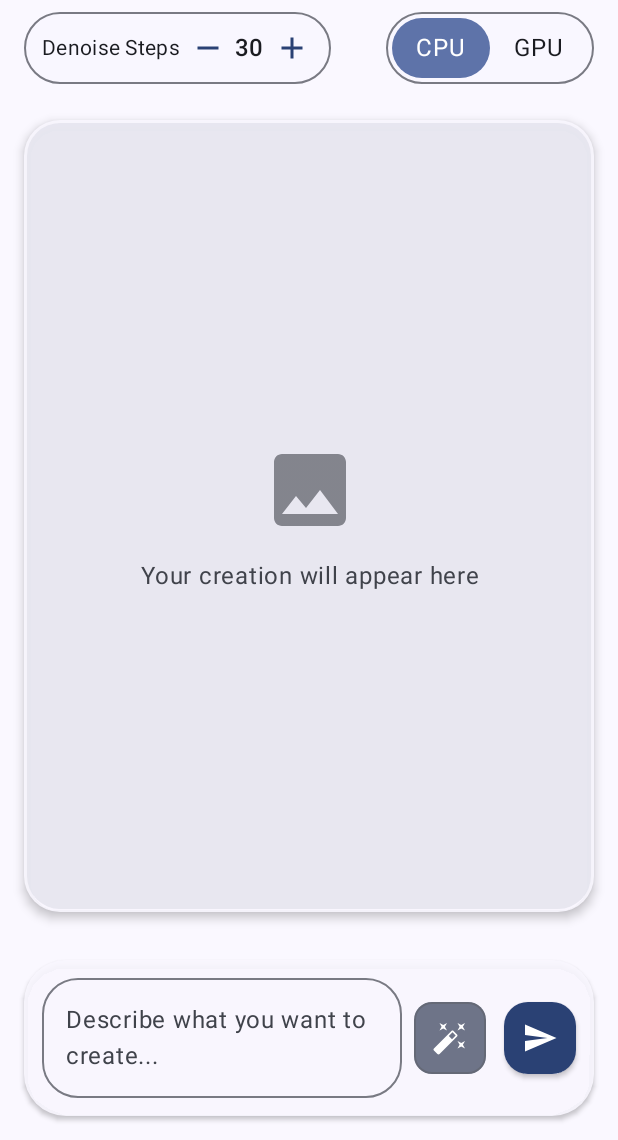
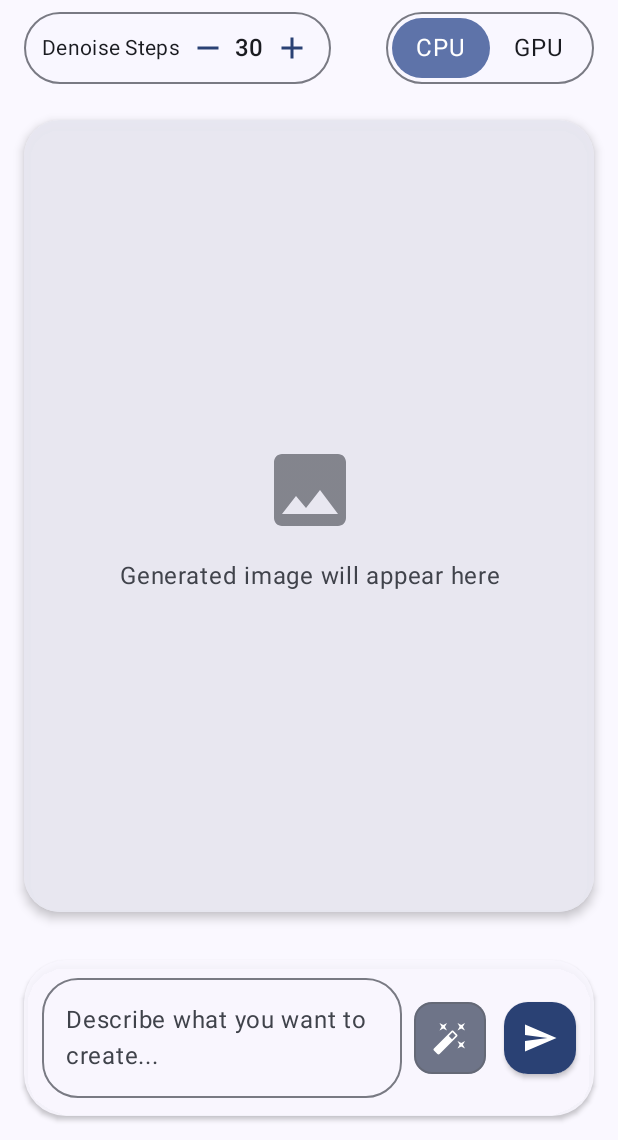
Before and after one commit to zwnkoko/Edge-Diffusion-v1.4, an Android app built with Jetpack Compose: the screen it shows after launch (MainActivity), on a phone screen of 412 x 824 dp, the part 96-1236 px from its top. Run offline under Robolectric (Android 15) with nearby library versions, the phone set to English and light mode, and no system bars.

Commit message:
refactor: Image holder into reusable component

```diff
--- a/app/src/main/java/com/example/edgediffusionv14/MainActivity.kt
+++ b/app/src/main/java/com/example/edgediffusionv14/MainActivity.kt
@@ -55,7 +55,7 @@ import androidx.compose.runtime.mutableIntStateOf
 
 import com.example.edgediffusionv14.ui.components.StepControl
 import com.example.edgediffusionv14.ui.components.SegmentedControl
-
+import com.example.edgediffusionv14.ui.components.ImageDisplay
 
 class MainActivity : ComponentActivity() {
     override fun onCreate(savedInstanceState: Bundle?) {
@@ -76,7 +76,6 @@ fun DiffusionApp() {
     var selectedProcessor by remember { mutableStateOf("CPU") }
     var denoiseSteps by remember { mutableIntStateOf(30) }
     var promptText by remember { mutableStateOf("") }
-    var isGpuEnabled by remember { mutableStateOf(false) }
     val surfaceColor = MaterialTheme.colorScheme.surface.copy(alpha = 0.9f)
 
     Scaffold(
@@ -168,35 +167,13 @@ fun DiffusionApp() {
                 elevation = CardDefaults.cardElevation(defaultElevation = 4.dp),
                 colors = CardDefaults.cardColors(containerColor = surfaceColor)
             ) {
-                Box(
-                    modifier = Modifier
-                        .fillMaxSize()
-                        .padding(2.dp)
-                        .clip(RoundedCornerShape(22.dp))
-                        .background(
-                            MaterialTheme.colorScheme.surfaceVariant.copy(alpha = 0.7f)
-                        ),
-                    contentAlignment = Alignment.Center
-                ) {
-                    Column(
-                        horizontalAlignment = Alignment.CenterHorizontally,
-                        verticalArrangement = Arrangement.Center
-                    ) {
-                        Icon(
-                            imageVector = Icons.Default.Image,
-                            contentDescription = null,
-                            modifier = Modifier.size(64.dp),
-                            tint = MaterialTheme.colorScheme.onSurfaceVariant.copy(alpha = 0.6f)
-                        )
-                        Spacer(modifier = Modifier.height(16.dp))
-                        Text(
-                            text = "Your creation will appear here",
-                            style = MaterialTheme.typography.bodyLarge,
-                            textAlign = TextAlign.Center,
-                            color = MaterialTheme.colorScheme.onSurfaceVariant
-                        )
-                    }
-                }
+                ImageDisplay(
+                    modifier = Modifier.background(
+                        MaterialTheme.colorScheme.surfaceVariant.copy(alpha = 0.7f)
+                    ),
+                    placeHolderText = "Generated image will appear here",
+                    imagePath = null
+                )
             }
 
             // Prompt input
--- /dev/null
+++ b/app/src/main/java/com/example/edgediffusionv14/ui/components/ImageDisplay.kt
@@ -0,0 +1,59 @@
+package com.example.edgediffusionv14.ui.components
+
+import androidx.compose.foundation.layout.Arrangement
+import androidx.compose.foundation.layout.Box
+import androidx.compose.foundation.layout.Column
+import androidx.compose.foundation.layout.Spacer
+import androidx.compose.foundation.layout.fillMaxSize
+import androidx.compose.foundation.layout.height
+import androidx.compose.foundation.layout.padding
+import androidx.compose.foundation.layout.size
+import androidx.compose.foundation.shape.RoundedCornerShape
+import androidx.compose.material.icons.Icons
+import androidx.compose.material.icons.filled.Image
+import androidx.compose.material3.Icon
+import androidx.compose.material3.MaterialTheme
+import androidx.compose.material3.Text
+import androidx.compose.runtime.Composable
+import androidx.compose.ui.Alignment
+import androidx.compose.ui.Modifier
+import androidx.compose.ui.draw.clip
+import androidx.compose.ui.text.style.TextAlign
+import androidx.compose.ui.unit.dp
+
+@Composable
+fun ImageDisplay(
+    modifier: Modifier = Modifier,
+    placeHolderText: String,
+    imagePath: String?,
+) {
+    //Show placeholder if no image path is provided
+    if(imagePath.isNullOrEmpty()){
+        Box(modifier = modifier
+            .fillMaxSize()
+            .padding(2.dp)
+            .clip(RoundedCornerShape(22.dp)),
+            contentAlignment = Alignment.Center
+        ) {
+            Column(
+                horizontalAlignment = Alignment.CenterHorizontally,
+                verticalArrangement = Arrangement.Center
+            ) {
+                Icon(
+                    imageVector = Icons.Default.Image,
+                    contentDescription = null,
+                    modifier = Modifier.size(64.dp),
+                    tint = MaterialTheme.colorScheme.onSurfaceVariant.copy(alpha = 0.6f)
+                )
+                Spacer(modifier = Modifier.height(16.dp))
+                Text(
+                    text = placeHolderText,
+                    style = MaterialTheme.typography.bodyLarge,
+                    textAlign = TextAlign.Center,
+                    color = MaterialTheme.colorScheme.onSurfaceVariant
+                )
+            }
+        }
+    }
+
+}
```
